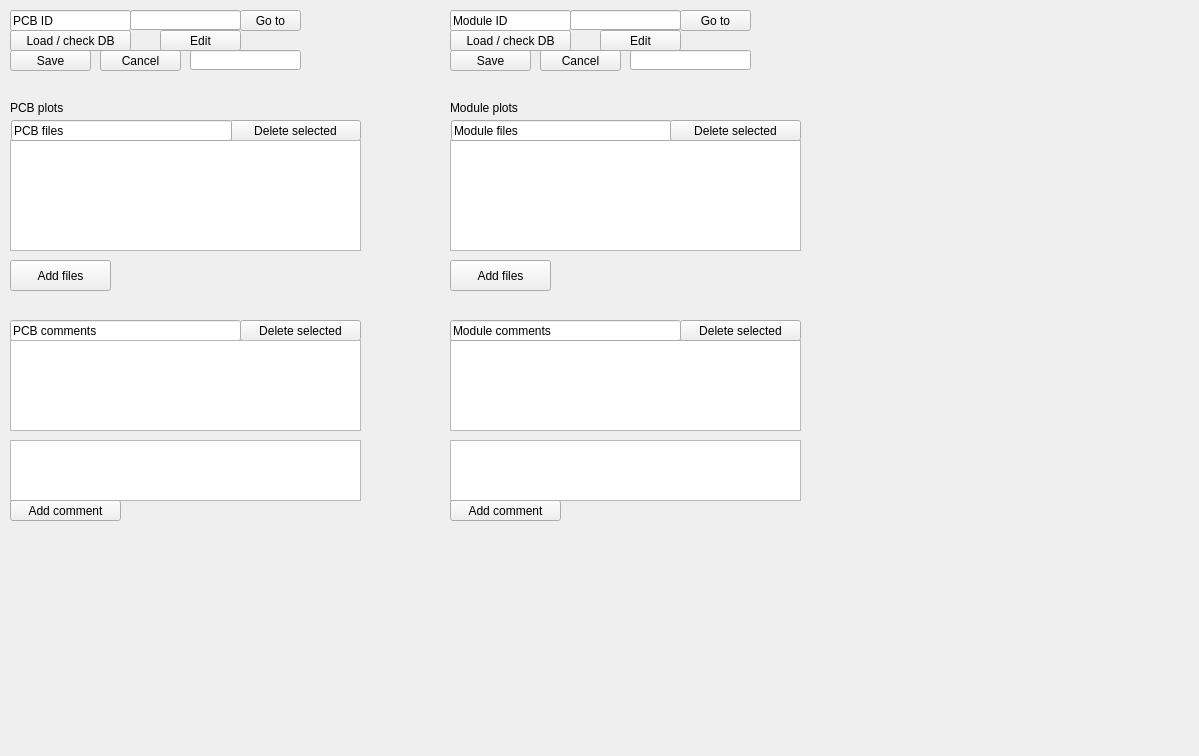
IncandelaLab/SharedUI, file pages_ui/view_plots.ui: the form before one commit.
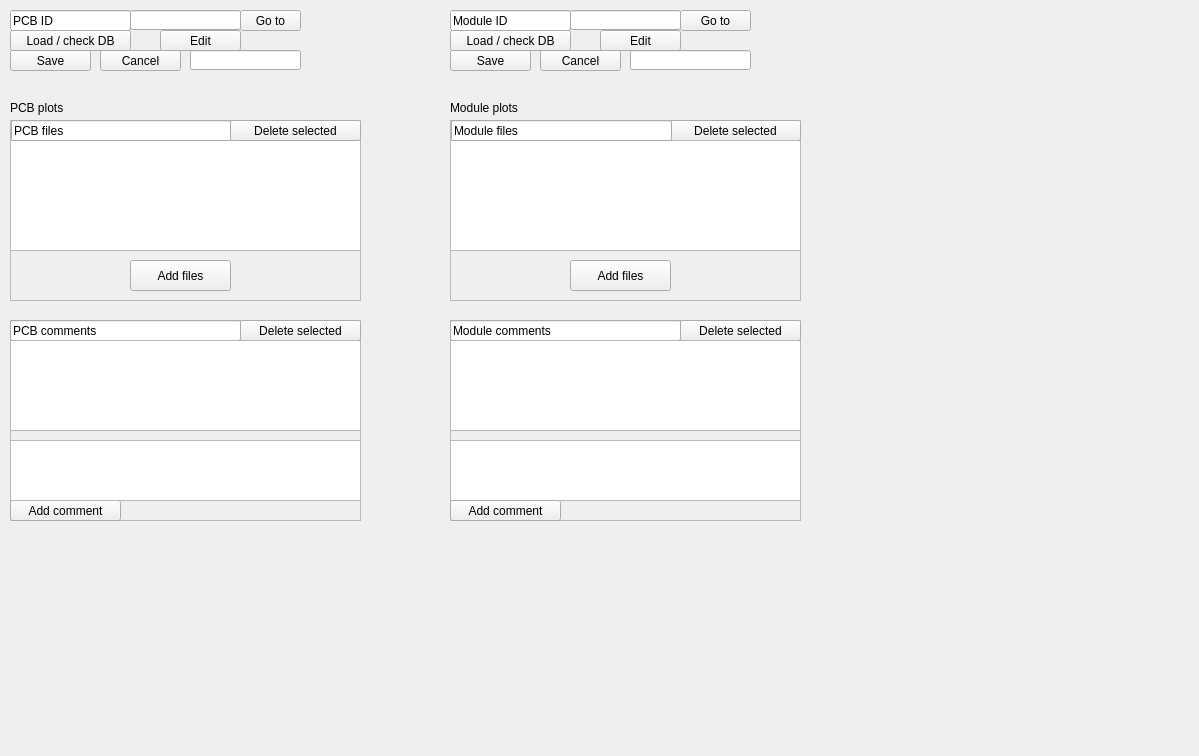
The form after the commit.

The edit to the form file:
```diff
--- a/pages_ui/view_plots.ui
+++ b/pages_ui/view_plots.ui
@@ -81,71 +81,6 @@
     <string>Go to</string>
    </property>
   </widget>
-  <widget class="QPlainTextEdit" name="pteWriteCommentPCB">
-   <property name="geometry">
-    <rect>
-     <x>10</x>
-     <y>440</y>
-     <width>351</width>
-     <height>61</height>
-    </rect>
-   </property>
-   <property name="plainText">
-    <string/>
-   </property>
-  </widget>
-  <widget class="QLineEdit" name="lineEdit_16">
-   <property name="geometry">
-    <rect>
-     <x>10</x>
-     <y>320</y>
-     <width>231</width>
-     <height>21</height>
-    </rect>
-   </property>
-   <property name="text">
-    <string>PCB comments</string>
-   </property>
-   <property name="readOnly">
-    <bool>true</bool>
-   </property>
-  </widget>
-  <widget class="QPushButton" name="pbDeleteCommentPCB">
-   <property name="geometry">
-    <rect>
-     <x>240</x>
-     <y>320</y>
-     <width>121</width>
-     <height>21</height>
-    </rect>
-   </property>
-   <property name="text">
-    <string>Delete selected</string>
-   </property>
-  </widget>
-  <widget class="QListWidget" name="listCommentsPCB">
-   <property name="geometry">
-    <rect>
-     <x>10</x>
-     <y>340</y>
-     <width>351</width>
-     <height>91</height>
-    </rect>
-   </property>
-  </widget>
-  <widget class="QPushButton" name="pbAddCommentPCB">
-   <property name="geometry">
-    <rect>
-     <x>10</x>
-     <y>500</y>
-     <width>111</width>
-     <height>21</height>
-    </rect>
-   </property>
-   <property name="text">
-    <string>Add comment</string>
-   </property>
-  </widget>
   <widget class="QLineEdit" name="leIDPCB">
    <property name="geometry">
     <rect>
@@ -191,19 +126,6 @@
     <string>Load / check DB</string>
    </property>
   </widget>
-  <widget class="QPushButton" name="pbDeleteFilesPCB">
-   <property name="geometry">
-    <rect>
-     <x>230</x>
-     <y>120</y>
-     <width>131</width>
-     <height>21</height>
-    </rect>
-   </property>
-   <property name="text">
-    <string>Delete selected</string>
-   </property>
-  </widget>
   <widget class="QLabel" name="label_7">
    <property name="enabled">
     <bool>true</bool>
@@ -220,61 +142,6 @@
     <string>PCB plots</string>
    </property>
   </widget>
-  <widget class="QListWidget" name="listFilesPCB">
-   <property name="geometry">
-    <rect>
-     <x>10</x>
-     <y>140</y>
-     <width>351</width>
-     <height>111</height>
-    </rect>
-   </property>
-   <property name="toolTip">
-    <string>ID (date sent) (SENDER to RECEIVER)</string>
-   </property>
-  </widget>
-  <widget class="QLineEdit" name="lineEdit_17">
-   <property name="geometry">
-    <rect>
-     <x>11</x>
-     <y>120</y>
-     <width>221</width>
-     <height>21</height>
-    </rect>
-   </property>
-   <property name="text">
-    <string>PCB files</string>
-   </property>
-   <property name="readOnly">
-    <bool>true</bool>
-   </property>
-  </widget>
-  <widget class="QPushButton" name="pbAddFilesPCB">
-   <property name="geometry">
-    <rect>
-     <x>10</x>
-     <y>260</y>
-     <width>101</width>
-     <height>31</height>
-    </rect>
-   </property>
-   <property name="text">
-    <string>Add files</string>
-   </property>
-  </widget>
-  <widget class="QListWidget" name="listFilesMod">
-   <property name="geometry">
-    <rect>
-     <x>450</x>
-     <y>140</y>
-     <width>351</width>
-     <height>111</height>
-    </rect>
-   </property>
-   <property name="toolTip">
-    <string>ID (date sent) (SENDER to RECEIVER)</string>
-   </property>
-  </widget>
   <widget class="QLabel" name="label_8">
    <property name="enabled">
     <bool>true</bool>
@@ -291,48 +158,6 @@
     <string>Module plots</string>
    </property>
   </widget>
-  <widget class="QLineEdit" name="lineEdit_18">
-   <property name="geometry">
-    <rect>
-     <x>451</x>
-     <y>120</y>
-     <width>221</width>
-     <height>21</height>
-    </rect>
-   </property>
-   <property name="text">
-    <string>Module files</string>
-   </property>
-   <property name="readOnly">
-    <bool>true</bool>
-   </property>
-  </widget>
-  <widget class="QPushButton" name="pbAddFilesMod">
-   <property name="geometry">
-    <rect>
-     <x>450</x>
-     <y>260</y>
-     <width>101</width>
-     <height>31</height>
-    </rect>
-   </property>
-   <property name="text">
-    <string>Add files</string>
-   </property>
-  </widget>
-  <widget class="QPushButton" name="pbDeleteFilesMod">
-   <property name="geometry">
-    <rect>
-     <x>670</x>
-     <y>120</y>
-     <width>131</width>
-     <height>21</height>
-    </rect>
-   </property>
-   <property name="text">
-    <string>Delete selected</string>
-   </property>
-  </widget>
   <widget class="QLineEdit" name="lineEdit_2">
    <property name="geometry">
     <rect>
@@ -446,70 +271,309 @@
     <string>Cancel</string>
    </property>
   </widget>
-  <widget class="QPlainTextEdit" name="pteWriteCommentMod">
+  <widget class="QFrame" name="frame">
    <property name="geometry">
     <rect>
-     <x>450</x>
-     <y>440</y>
+     <x>10</x>
+     <y>320</y>
      <width>351</width>
-     <height>61</height>
+     <height>201</height>
     </rect>
    </property>
-   <property name="plainText">
-    <string/>
+   <property name="frameShape">
+    <enum>QFrame::StyledPanel</enum>
    </property>
+   <property name="frameShadow">
+    <enum>QFrame::Raised</enum>
+   </property>
+   <widget class="QPushButton" name="pbAddCommentPCB">
+    <property name="geometry">
+     <rect>
+      <x>0</x>
+      <y>180</y>
+      <width>111</width>
+      <height>21</height>
+     </rect>
+    </property>
+    <property name="text">
+     <string>Add comment</string>
+    </property>
+   </widget>
+   <widget class="QPlainTextEdit" name="pteWriteCommentPCB">
+    <property name="geometry">
+     <rect>
+      <x>0</x>
+      <y>120</y>
+      <width>351</width>
+      <height>61</height>
+     </rect>
+    </property>
+    <property name="plainText">
+     <string/>
+    </property>
+   </widget>
+   <widget class="QLineEdit" name="lineEdit_16">
+    <property name="geometry">
+     <rect>
+      <x>0</x>
+      <y>0</y>
+      <width>231</width>
+      <height>21</height>
+     </rect>
+    </property>
+    <property name="text">
+     <string>PCB comments</string>
+    </property>
+    <property name="readOnly">
+     <bool>true</bool>
+    </property>
+   </widget>
+   <widget class="QPushButton" name="pbDeleteCommentPCB">
+    <property name="geometry">
+     <rect>
+      <x>230</x>
+      <y>0</y>
+      <width>121</width>
+      <height>21</height>
+     </rect>
+    </property>
+    <property name="text">
+     <string>Delete selected</string>
+    </property>
+   </widget>
+   <widget class="QListWidget" name="listCommentsPCB">
+    <property name="geometry">
+     <rect>
+      <x>0</x>
+      <y>20</y>
+      <width>351</width>
+      <height>91</height>
+     </rect>
+    </property>
+   </widget>
   </widget>
-  <widget class="QPushButton" name="pbAddCommentMod">
+  <widget class="QFrame" name="frame_2">
    <property name="geometry">
     <rect>
      <x>450</x>
-     <y>500</y>
-     <width>111</width>
-     <height>21</height>
+     <y>320</y>
+     <width>351</width>
+     <height>201</height>
     </rect>
    </property>
-   <property name="text">
-    <string>Add comment</string>
+   <property name="frameShape">
+    <enum>QFrame::StyledPanel</enum>
    </property>
+   <property name="frameShadow">
+    <enum>QFrame::Raised</enum>
+   </property>
+   <widget class="QPushButton" name="pbDeleteCommentMod">
+    <property name="geometry">
+     <rect>
+      <x>230</x>
+      <y>0</y>
+      <width>121</width>
+      <height>21</height>
+     </rect>
+    </property>
+    <property name="text">
+     <string>Delete selected</string>
+    </property>
+   </widget>
+   <widget class="QPlainTextEdit" name="pteWriteCommentMod">
+    <property name="geometry">
+     <rect>
+      <x>0</x>
+      <y>120</y>
+      <width>351</width>
+      <height>61</height>
+     </rect>
+    </property>
+    <property name="plainText">
+     <string/>
+    </property>
+   </widget>
+   <widget class="QLineEdit" name="lineEdit_19">
+    <property name="geometry">
+     <rect>
+      <x>0</x>
+      <y>0</y>
+      <width>231</width>
+      <height>21</height>
+     </rect>
+    </property>
+    <property name="text">
+     <string>Module comments</string>
+    </property>
+    <property name="readOnly">
+     <bool>true</bool>
+    </property>
+   </widget>
+   <widget class="QPushButton" name="pbAddCommentMod">
+    <property name="geometry">
+     <rect>
+      <x>0</x>
+      <y>180</y>
+      <width>111</width>
+      <height>21</height>
+     </rect>
+    </property>
+    <property name="text">
+     <string>Add comment</string>
+    </property>
+   </widget>
+   <widget class="QListWidget" name="listCommentsMod">
+    <property name="geometry">
+     <rect>
+      <x>0</x>
+      <y>20</y>
+      <width>351</width>
+      <height>91</height>
+     </rect>
+    </property>
+   </widget>
   </widget>
-  <widget class="QListWidget" name="listCommentsMod">
+  <widget class="QFrame" name="frame_3">
    <property name="geometry">
     <rect>
      <x>450</x>
-     <y>340</y>
+     <y>120</y>
      <width>351</width>
-     <height>91</height>
+     <height>181</height>
     </rect>
    </property>
-  </widget>
-  <widget class="QLineEdit" name="lineEdit_19">
-   <property name="geometry">
-    <rect>
-     <x>450</x>
-     <y>320</y>
-     <width>231</width>
-     <height>21</height>
-    </rect>
+   <property name="frameShape">
+    <enum>QFrame::StyledPanel</enum>
    </property>
-   <property name="text">
-    <string>Module comments</string>
+   <property name="frameShadow">
+    <enum>QFrame::Raised</enum>
    </property>
-   <property name="readOnly">
-    <bool>true</bool>
-   </property>
+   <widget class="QPushButton" name="pbDeleteFilesMod">
+    <property name="geometry">
+     <rect>
+      <x>220</x>
+      <y>0</y>
+      <width>131</width>
+      <height>21</height>
+     </rect>
+    </property>
+    <property name="text">
+     <string>Delete selected</string>
+    </property>
+   </widget>
+   <widget class="QListWidget" name="listFilesMod">
+    <property name="geometry">
+     <rect>
+      <x>0</x>
+      <y>20</y>
+      <width>351</width>
+      <height>111</height>
+     </rect>
+    </property>
+    <property name="toolTip">
+     <string>ID (date sent) (SENDER to RECEIVER)</string>
+    </property>
+   </widget>
+   <widget class="QLineEdit" name="lineEdit_18">
+    <property name="geometry">
+     <rect>
+      <x>1</x>
+      <y>0</y>
+      <width>221</width>
+      <height>21</height>
+     </rect>
+    </property>
+    <property name="text">
+     <string>Module files</string>
+    </property>
+    <property name="readOnly">
+     <bool>true</bool>
+    </property>
+   </widget>
+   <widget class="QPushButton" name="pbAddFilesMod">
+    <property name="geometry">
+     <rect>
+      <x>120</x>
+      <y>140</y>
+      <width>101</width>
+      <height>31</height>
+     </rect>
+    </property>
+    <property name="text">
+     <string>Add files</string>
+    </property>
+   </widget>
   </widget>
-  <widget class="QPushButton" name="pbDeleteCommentMod">
+  <widget class="QFrame" name="frame_4">
    <property name="geometry">
     <rect>
-     <x>680</x>
-     <y>320</y>
-     <width>121</width>
-     <height>21</height>
+     <x>10</x>
+     <y>120</y>
+     <width>351</width>
+     <height>181</height>
     </rect>
    </property>
-   <property name="text">
-    <string>Delete selected</string>
+   <property name="frameShape">
+    <enum>QFrame::StyledPanel</enum>
    </property>
+   <property name="frameShadow">
+    <enum>QFrame::Raised</enum>
+   </property>
+   <widget class="QPushButton" name="pbAddFilesPCB">
+    <property name="geometry">
+     <rect>
+      <x>120</x>
+      <y>140</y>
+      <width>101</width>
+      <height>31</height>
+     </rect>
+    </property>
+    <property name="text">
+     <string>Add files</string>
+    </property>
+   </widget>
+   <widget class="QListWidget" name="listFilesPCB">
+    <property name="geometry">
+     <rect>
+      <x>0</x>
+      <y>20</y>
+      <width>351</width>
+      <height>111</height>
+     </rect>
+    </property>
+    <property name="toolTip">
+     <string>ID (date sent) (SENDER to RECEIVER)</string>
+    </property>
+   </widget>
+   <widget class="QLineEdit" name="lineEdit_17">
+    <property name="geometry">
+     <rect>
+      <x>1</x>
+      <y>0</y>
+      <width>221</width>
+      <height>21</height>
+     </rect>
+    </property>
+    <property name="text">
+     <string>PCB files</string>
+    </property>
+    <property name="readOnly">
+     <bool>true</bool>
+    </property>
+   </widget>
+   <widget class="QPushButton" name="pbDeleteFilesPCB">
+    <property name="geometry">
+     <rect>
+      <x>220</x>
+      <y>0</y>
+      <width>131</width>
+      <height>21</height>
+     </rect>
+    </property>
+    <property name="text">
+     <string>Delete selected</string>
+    </property>
+   </widget>
   </widget>
  </widget>
  <resources/>
```
